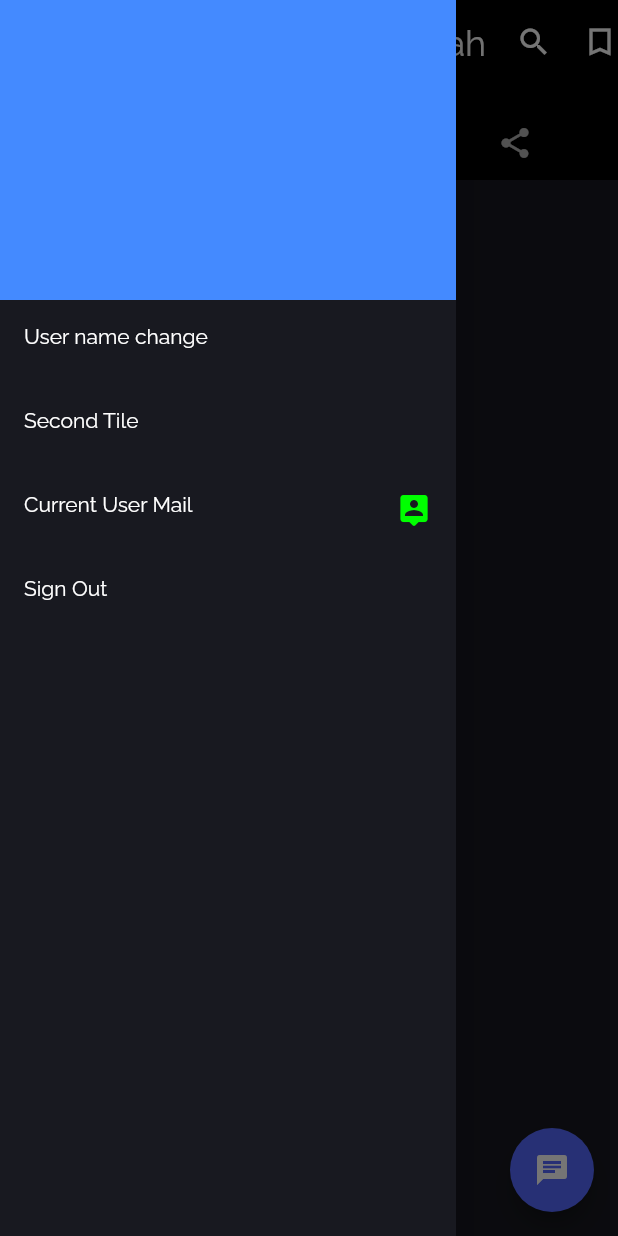
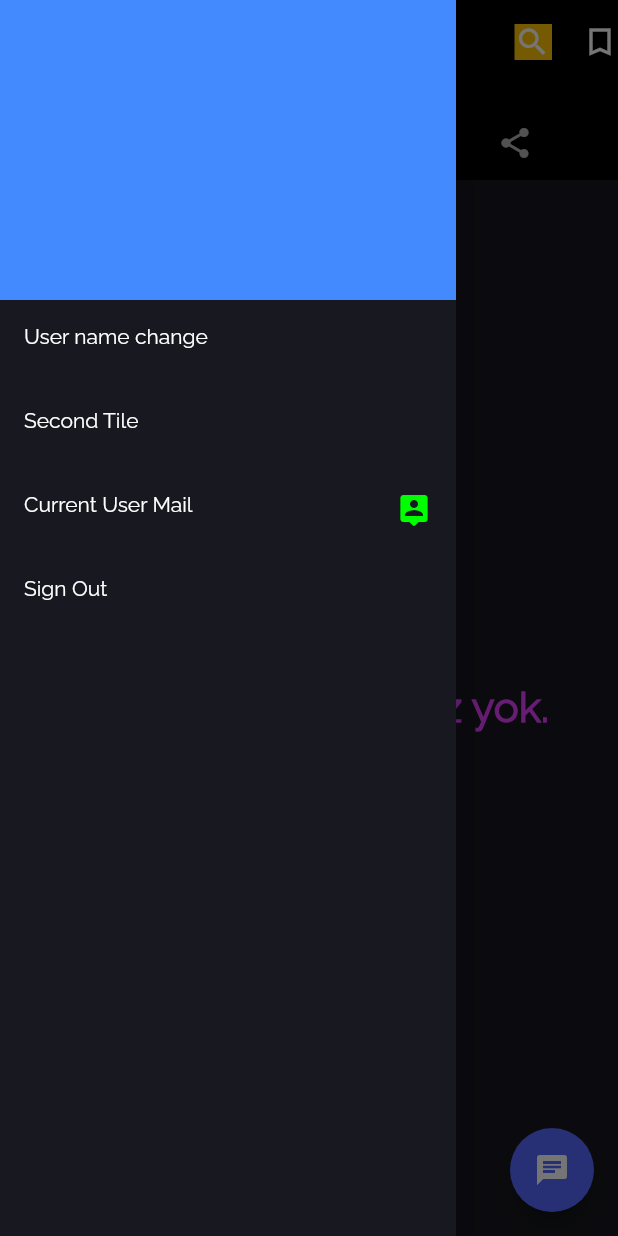
Before and after one commit to adem-ercan/cheetah, a Flutter app: the screen it shows once a user with an empty profile is signed in, with the side drawer open, on a phone screen of 412 x 824 dp. Run offline on Flutter 3.47's test engine with Material 2 defaults, Android fonts, the phone set to English and light mode, and no system bars; our stand-ins replace cloud_firestore, firebase_auth, firebase_core, get, get_it, hive and 2 more; accounts and stored records are empty.

Commit message:
06.04.2023 01:04

```diff
--- a/lib/core/bases/firebase_authentication_base.dart
+++ b/lib/core/bases/firebase_authentication_base.dart
@@ -1,7 +1,7 @@
 import 'package:firebase_auth/firebase_auth.dart';
 
 abstract class FirebaseAuthBase {
-  Future<User?> createUserWithEmailAndPassword(String email, String password);
+  Future<User?> createUserWithEmailAndPassword(String email, String password, String name);
   Future<User?> signInWithEmailAndPassword(String email, String password);
   Future<User?> currentUser();
   Future<void> signOut();
--- a/lib/core/services/firestore_service.dart
+++ b/lib/core/services/firestore_service.dart
@@ -18,6 +18,8 @@ class FireStoreDB implements FireStoreBase {
 
   Future<void> createUser(Map<String, dynamic> data) {
     CollectionReference users = _firestore.collection('users');
+
+
     return users
         .doc(data['userID'])
         .set({
@@ -25,9 +27,11 @@ class FireStoreDB implements FireStoreBase {
           'userName': data['userName'],
           'userID': data['userID'],
           'profilePhotoURL': data['profilePhotoURL'],
-          'isEmailVerify': data['isEmailVerify']
+          'isEmailVerify': data['isEmailVerify'],
+          'friends': data['friends'] ?? ["Hic arkadasin yok"],
+          'chatContent': data['chatContent'] ?? {"Henuz sohbet yok": 0}
         })
-        .then((value) => debugPrint("Kayıt Yapıldı"))
+        .then((value) => debugPrint("Kayit yapildi"))
         .catchError((onError) => debugPrint("hata var DB'de: $onError"));
   }
 
@@ -62,6 +66,7 @@ class FireStoreDB implements FireStoreBase {
 
   Future<void> createChatDialog(Map<String, dynamic> data) {
     CollectionReference messages = _firestore.collection('messages');
+    //İlk kullanıcı oluşturulurken veritabanında
     return messages
         .doc()
         .set({
@@ -69,7 +74,7 @@ class FireStoreDB implements FireStoreBase {
           'content': data['content'],
           'timeInfo': data['timeInfo'],
         })
-        .then((value) => debugPrint("Message Kayıt Yapıldı"))
+        .then((value) => debugPrint("Message Kayit Yapildi"))
         .catchError(
             (onError) => debugPrint("Message hata var DB'de: $onError"));
   }
--- a/lib/main.dart
+++ b/lib/main.dart
@@ -10,8 +10,8 @@ void main() async {
 
   SystemChrome.setEnabledSystemUIMode(SystemUiMode.manual,
       overlays: [SystemUiOverlay.bottom, SystemUiOverlay.top]);
+
   await Firebase.initializeApp(options: DefaultFirebaseOptions.currentPlatform);
-
 
   setupLocator();
 
--- a/lib/modules/controllers/locator.dart
+++ b/lib/modules/controllers/locator.dart
@@ -5,6 +5,8 @@ import 'package:cheetah/core/services/firestore_service.dart';
 import 'package:cheetah/modules/controllers/route_view_model.dart';
 import 'package:cheetah/modules/init.dart';
 import 'package:cheetah/modules/repositories/repository.dart';
+import 'package:cheetah/view/screens/chat_page_screen.dart';
+import 'package:cloud_firestore/cloud_firestore.dart';
 import 'package:get_it/get_it.dart';
 
 GetIt locator = GetIt.I;
--- a/lib/modules/controllers/route_view_model.dart
+++ b/lib/modules/controllers/route_view_model.dart
@@ -10,6 +10,15 @@ import 'package:flutter/material.dart';
 
 class RouteModel extends ChangeNotifier {
   List<ChatPage> _chatPageList = [];
+
+  int? _index;
+
+  set index(value) {
+    _index = value;
+    notifyListeners();
+  }
+
+  int? get index => _index;
 
   set chatPageList(value) {
     _chatPageList.add(value);
--- /dev/null
+++ b/lib/view/components/mainscreen/body/appbars/appbar_actions_widgets.dart
@@ -0,0 +1,94 @@
+import 'package:cheetah/modules/controllers/component_state.dart';
+import 'package:flutter/material.dart';
+import 'package:provider/provider.dart';
+
+class ActionsWidgets extends StatelessWidget {
+  ActionsWidgets(Key? key) : super(key: key);
+
+  int _animationDuration = 1000;
+
+  @override
+  Widget build(BuildContext context) {
+    double width = MediaQuery.of(context).size.width;
+    final ComponentState componentState =
+        Provider.of<ComponentState>(context, listen: true);
+
+    return Container(
+      child: Row(
+        children: [
+          if (!componentState.searchIconBoolean)
+            const Center(
+              child: Text(
+                "Cheetah",
+                style: TextStyle(
+                    fontSize: 24,
+                    color: Color.fromARGB(255, 179, 131, 188),
+                    fontWeight: FontWeight.bold),
+              ),
+            ),
+          SizedBox(
+              //Bu width bir fonksiyon ile sağlanıp daha da responsable edilecek.
+              width: width < 1000 ? width * .2 : width * .5),
+          AnimatedContainer(
+            color: Colors.amber,
+            onEnd: () {
+              componentState.searchIconBoolean
+                  ? componentState.searchIconBoolean = false
+                  : componentState.searchIconBoolean = true;
+            },
+            width: componentState.animContainerWidth,
+            duration:
+                Duration(milliseconds: _animationDuration),
+            curve: Curves.ease,
+            child: Stack(
+              children: [
+                // if (!componentState.searchIconBoolean)
+                GestureDetector(
+                  child: const Icon(Icons.search_outlined),
+                  onTap: () {
+                    Future.delayed(Duration(
+                            milliseconds: (_animationDuration / 3).toInt()))
+                        .then(
+                            (value) => componentState.searchIconBoolean = true);
+
+
+
+
+                    componentState.animContainerWidth = 250.0;
+                  },
+                ), //else
+                if (componentState.searchIconBoolean)
+                  Stack(
+                    children: [
+                      TextField(
+                        autofocus: true,
+                      ),
+                      Positioned.fill(
+                          child: Align(
+                              alignment: Alignment.topRight,
+                              child: Padding(
+                                padding: const EdgeInsets.all(8.0),
+                                child: GestureDetector(
+                                    onTap: () {
+
+                                      componentState.animContainerWidth = 25.0;
+                                    },
+                                    child: Icon(Icons.cancel_sharp)),
+                              )
+                            )
+                         ),
+                    ],
+                  ),
+              ],
+            ),
+          ),
+          const SizedBox(
+            width: 20,
+          ),
+          if (!componentState.searchIconBoolean)
+            Icon(Icons.bookmark_outline_sharp)
+        ],
+      ),
+    );
+  }
+}
--- a/lib/view/components/mainscreen/body/chat_page/chat_console.dart
+++ b/lib/view/components/mainscreen/body/chat_page/chat_console.dart
@@ -63,7 +63,7 @@ class ChatConsole extends StatelessWidget {
                     textInputAction: TextInputAction.newline,
                     onChanged: (e) {
                       _componentState.increaseConsoleHeight();
-                      _componentState.sendIconfonk();
+                      _componentState.sendIconfonk(e);
                     },
                   )),
             )),
--- a/lib/view/components/mainscreen/body/chat_tab/chat_list.dart
+++ b/lib/view/components/mainscreen/body/chat_tab/chat_list.dart
@@ -1,12 +1,14 @@
 import 'package:cheetah/core/services/firestore_service.dart';
 import 'package:cheetah/modules/controllers/component_state.dart';
+import 'package:cheetah/modules/controllers/locator.dart';
 import 'package:cheetah/modules/controllers/route_view_model.dart';
-import 'package:cheetah/view/components/mainscreen/body/chat_page/message_card.dart';
 import 'package:cheetah/view/components/mainscreen/body/chat_tab/chat_list_card.dart';
 import 'package:cheetah/view/screens/chat_page_screen.dart';
 import 'package:cloud_firestore/cloud_firestore.dart';
 import 'package:flutter/material.dart';
+import 'package:get/get.dart';
 import 'package:provider/provider.dart';
+import 'package:get_it/get_it.dart';
 
 class ChatList extends StatelessWidget {
   Map<String, dynamic>? userList;
@@ -39,6 +41,8 @@ class ChatList extends StatelessWidget {
                   SliverList(
                       delegate: SliverChildBuilderDelegate(
                           (BuildContext context, int index) {
+                    _routeModel.index = index;
+
                     _routeModel.chatPageList = ChatPage(
                       index: index,
                       messageCardList: _componentState.widgetList,
--- a/lib/view/components/mainscreen/main_screen_with_sliver_style.dart
+++ b/lib/view/components/mainscreen/main_screen_with_sliver_style.dart
@@ -3,23 +3,27 @@ import 'package:cheetah/view/components/mainscreen/body/chat_tab/chat_list.dart'
 import 'package:flutter/material.dart';
 
 class CheetahSliverStyleBody extends StatelessWidget {
-   const CheetahSliverStyleBody({Key? key}) : super(key: key);
-
+  const CheetahSliverStyleBody({Key? key}) : super(key: key);
 
   @override
   Widget build(BuildContext context) {
+    print("Yok ebesinin ki");
     return DefaultTabController(
       length: 3,
       child: NestedScrollView(
         headerSliverBuilder: (context, value) {
           return [SliverAppBarOnMainPage(boolValue: value)];
         },
-        body:  TabBarView(
+        body: TabBarView(
           children: [
-            ChatList(),
+            //ChatList(),
+            Center(
+              child: Text("Hiç kayıtlı sohbetiniz yok.",
+              style: TextStyle(fontSize: 28, fontWeight: FontWeight.bold,
+              color: Colors.purpleAccent)),
+            ),
             const Icon(Icons.accessibility_new_rounded),
             const Icon(Icons.share),
-
           ],
         ),
       ),
--- a/lib/view/screens/main_page_screen.dart
+++ b/lib/view/screens/main_page_screen.dart
@@ -1,5 +1,6 @@
 import 'package:cheetah/view/components/mainscreen/main_screen_drawer.dart';
 import 'package:cheetah/view/components/mainscreen/main_screen_with_sliver_style.dart';
+import 'package:cheetah/view/screens/persons_screen.dart';
 import 'package:flutter/material.dart';
 
 
@@ -16,7 +17,10 @@ class MainScreen extends StatelessWidget {
             drawer: const CheetahMainScreenDrawer(),
             body:  const CheetahSliverStyleBody(),
             floatingActionButtonLocation: FloatingActionButtonLocation.endFloat,
-            floatingActionButton: FloatingActionButton(onPressed: (){}, child: const Icon(Icons.chat),),
+            floatingActionButton: FloatingActionButton(onPressed: (){
+              Navigator.of(context).push(MaterialPageRoute(builder: (context) => PersonsPage()));
+
+            }, child: const Icon(Icons.chat),),
 
          ),
 
```
Also changed, not shown: lib/core/services/firebase_auth_service.dart (+15 -10 lines), lib/modules/controllers/component_state.dart (+37 -10 lines), lib/modules/repositories/repository.dart (+11 -9 lines), lib/view/components/mainscreen/body/appbars/chat_page_app_bar.dart (+13 -3 lines), lib/view/components/mainscreen/body/appbars/sliver_app_bar.dart (+35 -16 lines), lib/view/screens/chat_page_screen.dart (+6 -42 lines), lib/view/screens/persons_screen.dart (+10 -2 lines).
